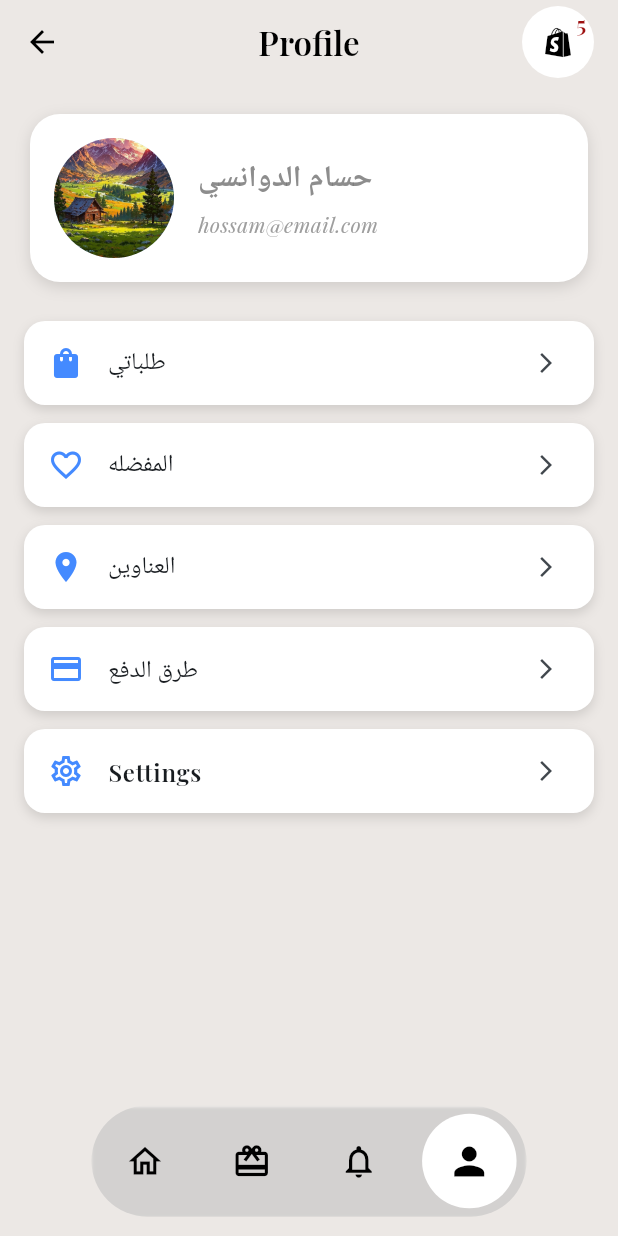
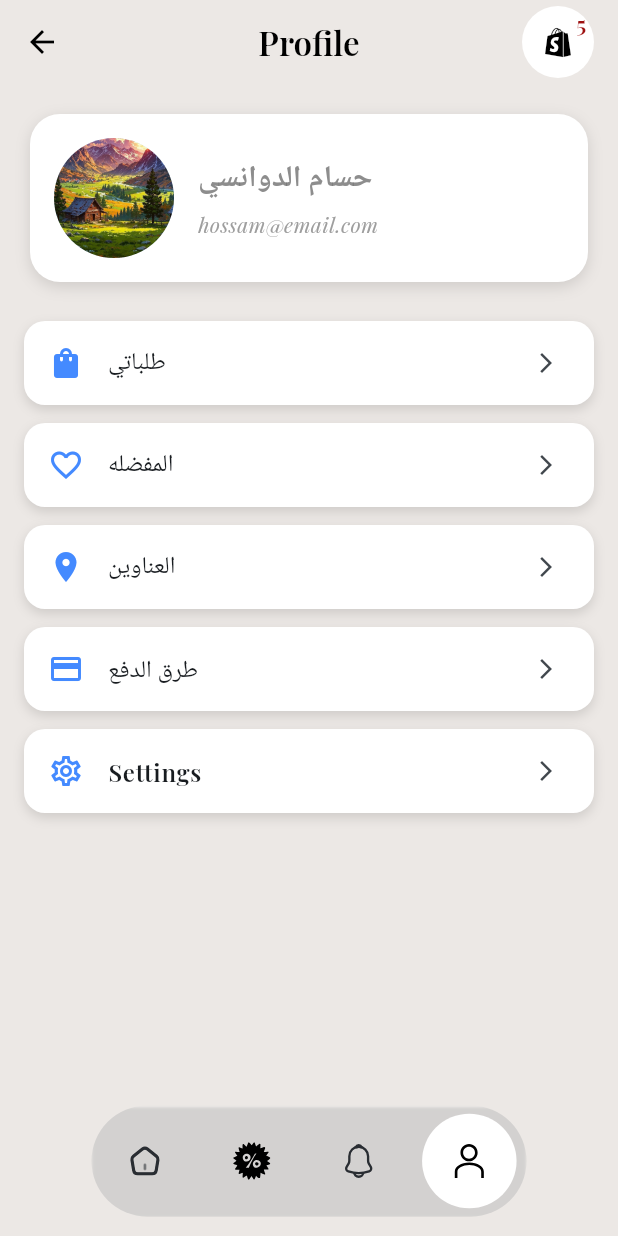
Before and after one commit to Hossam-5555/hos, a Flutter app: the Homescreen screen opened by its route, item 4 of the bottom bar chosen, on a phone screen of 412 x 824 dp. Run offline on Flutter 3.47's test engine with Material 3 defaults, Android fonts, the phone set to English and light mode, and no system bars; our stand-ins replace dartz, firebase_core, firebase_messaging, flutter_otp_text_field, flutter_svg, get and 4 more; missing offline and left inert: flutter_ringtone_player; accounts and stored records are empty; project files that could hold a hidden picture were left out.

Commit message:
تغير الايقونات

```diff
--- a/lib/controler/home/Homescreencontroller.dart
+++ b/lib/controler/home/Homescreencontroller.dart
@@ -1,6 +1,7 @@
 import 'package:flutter/material.dart';
 import 'package:flutter/rendering.dart';
 import 'package:get/get.dart';
+import 'package:hos/core/conistant/imageasset.dart';
 import 'package:hos/veiw/screen/cartandcheckout/cart.dart';
 import 'package:hos/veiw/screen/home/Homepage.dart';
 import 'package:hos/veiw/screen/home/notification.dart';
@@ -66,10 +67,9 @@ class Homescreencontroller extends GetxController {
   }
 
   List<List<dynamic>> Appbartitle = [
-    ['FASHION', Icons.home_outlined],
-    ['Offer', Icons.card_giftcard],
-    ['notification', Icons.notifications_outlined],
-
-    ['Profile', Icons.person],
+    ['FASHION', Imageasset.Homesvg],
+    ['Offer', Imageasset.offer],
+    ['notification', Imageasset.notification],
+    ['Profile', Imageasset.profile],
   ];
 }
--- a/lib/core/conistant/imageasset.dart
+++ b/lib/core/conistant/imageasset.dart
@@ -19,6 +19,9 @@ class Imageasset {
   static String Visa = "$routeImage/visa.png";
   static String cash = "$routeImage/cash.jpg";
   static String googlepay = "$routeImage/googlepayjpg.jpg";
-    static String sale = "$routeImage/Sale.json";
-
+  static String sale = "$routeImage/Sale.json";
+  static String Homesvg = "$routeImage/home-1-svgrepo-com.svg";
+  static String offer = "$routeImage/offer-svgrepo-com.svg";
+  static String notification = "$routeImage/notification-svgrepo-com.svg";
+  static String profile = "$routeImage/user-profile-account-person-svgrepo-com.svg";
 }
--- a/lib/veiw/wedget/Homepage/buttomAppbar.dart
+++ b/lib/veiw/wedget/Homepage/buttomAppbar.dart
@@ -1,8 +1,8 @@
 import 'dart:ui';
 import 'package:flutter/material.dart';
+import 'package:flutter_svg/flutter_svg.dart';
 import 'package:get/get.dart';
 import 'package:hos/controler/home/Homescreencontroller.dart';
-import 'package:hos/core/conistant/appcolor.dart';
 
 class Buttomappbar extends GetView<Homescreencontroller> {
   const Buttomappbar({super.key});
@@ -19,7 +19,7 @@ class Buttomappbar extends GetView<Homescreencontroller> {
           child: Container(
             padding: const EdgeInsets.symmetric(vertical: 3),
             // ← أضفنا Container هنا ليكون هو المسؤول عن التموضع
-            width: 290 ,
+            width: 290,
             height: 80,
             margin: const EdgeInsets.only(bottom: 10), // ← نقلنا الـ margin هنا
             child: ClipRRect(
@@ -36,7 +36,12 @@ class Buttomappbar extends GetView<Homescreencontroller> {
 
                     boxShadow: [
                       BoxShadow(
-                        color: const Color.fromARGB(255, 125, 125, 125).withAlpha(102),
+                        color: const Color.fromARGB(
+                          255,
+                          125,
+                          125,
+                          125,
+                        ).withAlpha(102),
                         blurRadius: 1,
                         offset: const Offset(0, 1),
                       ),
@@ -57,13 +62,20 @@ class Buttomappbar extends GetView<Homescreencontroller> {
                           width: isSelected ? 63 : 58,
                           height: isSelected ? 63 : 58,
                           decoration: BoxDecoration(
-                            color: isSelected ? Colors.white : Colors.transparent,
+                            color: isSelected
+                                ? Colors.white
+                                : Colors.transparent,
                             shape: BoxShape.circle,
                           ),
-                          child: Icon(
-                            controller.Appbartitle[index][1],
-                            color:Appcolor.black,
-                            size: isSelected ? 30 : 26,
+                          child: Center(
+                            // علشان الأيقونة تكون في النص
+                            child: SvgPicture.asset(
+                              controller.Appbartitle[index][1],
+                              height: isSelected
+                                  ? 30
+                                  : 25, // حجم الأيقونة لما تتحدد أو لا
+                              width: isSelected ? 30 : 25,
+                            ),
                           ),
                         ),
                       );
--- a/lib/veiw/wedget/items/productcard.dart
+++ b/lib/veiw/wedget/items/productcard.dart
@@ -63,7 +63,7 @@ class ItemList extends GetView<ItemsControler> {
                   tag: '${items.itemsId}',
                   child: Image.network(
                     "${LinkApi.imageitems}/${items.itemsImage}",
-                    fit: BoxFit.cover,
+                    fit: BoxFit.contain,
                     errorBuilder: (context, error, stackTrace) => const Icon(
                       Icons.broken_image,
                       size: 50,
--- a/pubspec.yaml
+++ b/pubspec.yaml
@@ -57,7 +57,7 @@ dependencies:
   url_launcher: ^6.3.2
   dropdown_search: ^6.0.2
   badges: ^3.0.2
-  flutter_svg: ^2.0.7
+  flutter_svg: ^2.2.1
   font_awesome_flutter: ^10.4.0
   dartz: ^0.10.1
   google_sign_in: ^7.1.0
```
Also changed, not shown: lib/veiw/screen/home/Homepage.dart (+8 -3 lines), lib/veiw/screen/home/itemsdetailes.dart (+15 -9 lines), assets/img/home-1-svgrepo-com.svg (added), assets/img/notification-svgrepo-com.svg (added), assets/img/offer-svgrepo-com.svg (added), assets/img/user-profile-account-person-svgrepo-com.svg (added), pubspec.lock.
